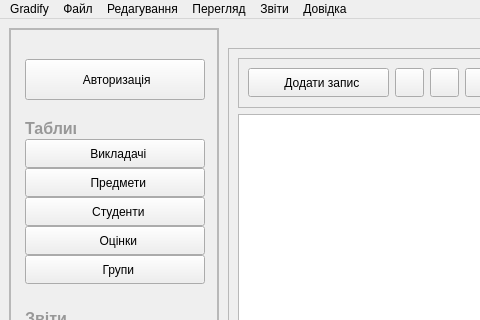
Above: src/mainwindow.ui from MikeostCorp/Gradify before the change; both pictures show x 0 to 480 and y 0 to 320 of the 830 by 580 pixel window. Below: the same form after it.
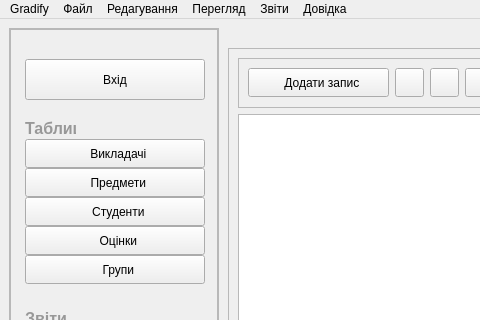
That is the form after the change. Icons and pictures are not drawn. Custom widgets are drawn as their Qt base class.

The edit to the form file:
```diff
--- a/src/mainwindow.ui
+++ b/src/mainwindow.ui
@@ -318,7 +318,7 @@
            <string notr="true"/>
           </property>
           <property name="text">
-           <string> Авторизація</string>
+           <string>Вхід</string>
           </property>
           <property name="icon">
            <iconset>
```
Left out of the diff: 96 changed lines with no effect on the pictures.
